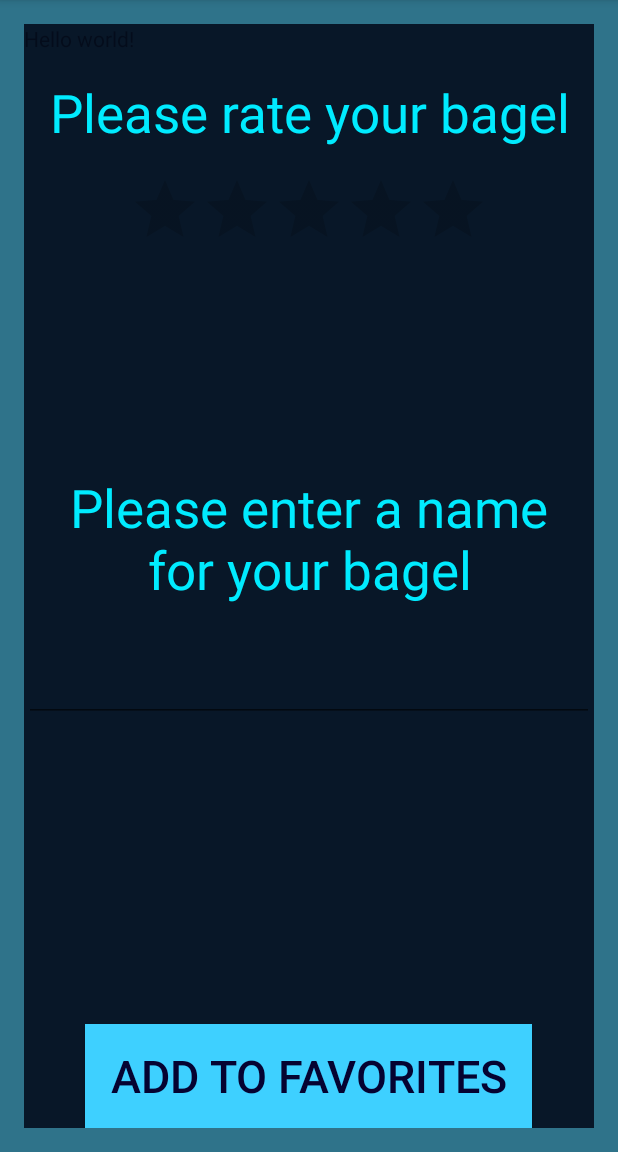
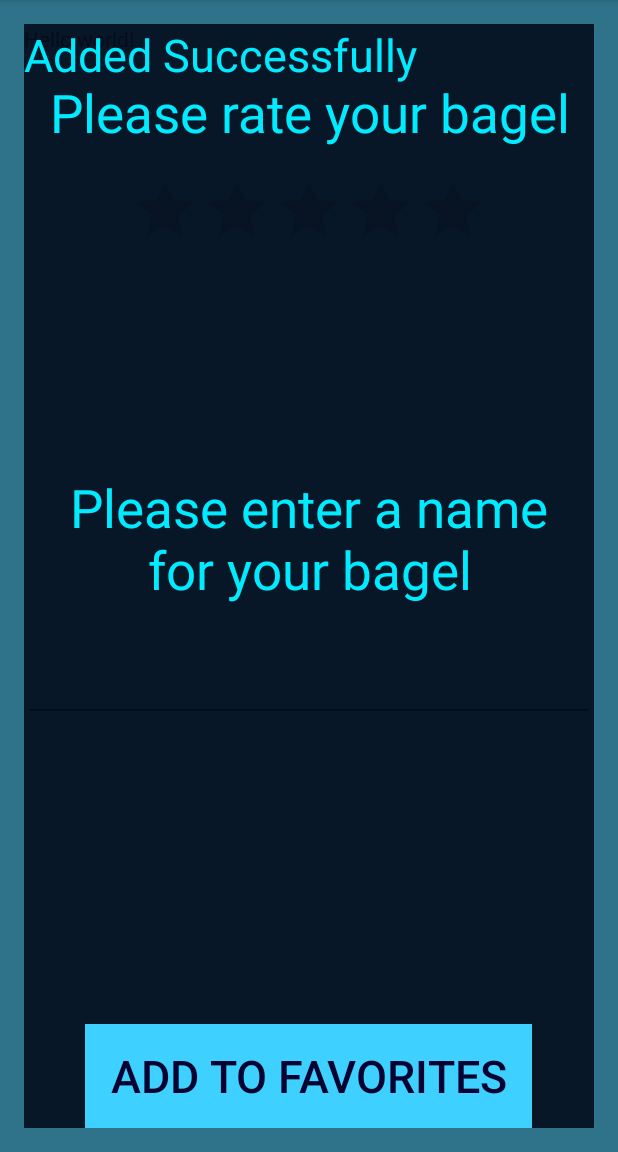
Before and after one commit to invaderlucky/BagelButton, an Android app: the screen it shows after launch (MainActivity), after a tap on "ADD TO FAVORITES", on a phone screen of 412 x 824 dp, the part 84-1236 px from its top. Run offline under Robolectric (Android 15) with nearby library versions, the phone set to English and light mode, and no system bars; 2 other taps on this screen came first.

Commit message:
Added Fav success message

```diff
--- a/app/src/main/java/bagelbudy/diamondhacks/csc/ncsu/edu/com/bagelbuddy/MainActivity.java
+++ b/app/src/main/java/bagelbudy/diamondhacks/csc/ncsu/edu/com/bagelbuddy/MainActivity.java
@@ -8,6 +8,7 @@ import android.view.Menu;
 import android.view.MenuItem;
 import android.view.View;
 import android.widget.Button;
+import android.widget.EditText;
 import android.widget.ImageView;
 import android.widget.RatingBar;
 import android.widget.TextView;
@@ -104,10 +105,12 @@ public class MainActivity extends ActionBarActivity {
     public void addToFavorites(View v) {
         // Add bagel to favorites
         RatingBar ratingBar = (RatingBar) findViewById(R.id.ratingBar);
-        app.addToFavorites((int) ratingBar.getRating(), "Name");
+        EditText bagelName = (EditText) findViewById(R.id.textBagelName);
+        app.addToFavorites((int) ratingBar.getRating(), bagelName.getText().toString());
 
         // Print success message
-
+        TextView text = (TextView) findViewById(R.id.successMsg);
+        text.setText("Added Successfully");
     }
 
     @Override
--- a/app/src/main/res/layout/activity_third.xml
+++ b/app/src/main/res/layout/activity_third.xml
@@ -18,7 +18,8 @@
         android:layout_alignParentTop="true"
         android:layout_alignParentLeft="true"
         android:layout_alignParentStart="true"
-        android:layout_alignParentEnd="true">
+        android:layout_alignParentEnd="true"
+        android:layout_alignParentRight="true">
 
         <TextView
             android:layout_width="382dp"
@@ -79,5 +80,15 @@
             android:textSize="25dp"
             android:paddingTop="150dp" />
 
+        <TextView
+            android:layout_width="wrap_content"
+            android:layout_height="wrap_content"
+            android:textAppearance="?android:attr/textAppearanceLarge"
+            android:id="@+id/successMsg"
+            android:textColor="#ff00ebff"
+            android:textAlignment="center"
+            android:textSize="30dp"
+            android:gravity="center_horizontal" />
+
     </FrameLayout>
 </RelativeLayout>
```
